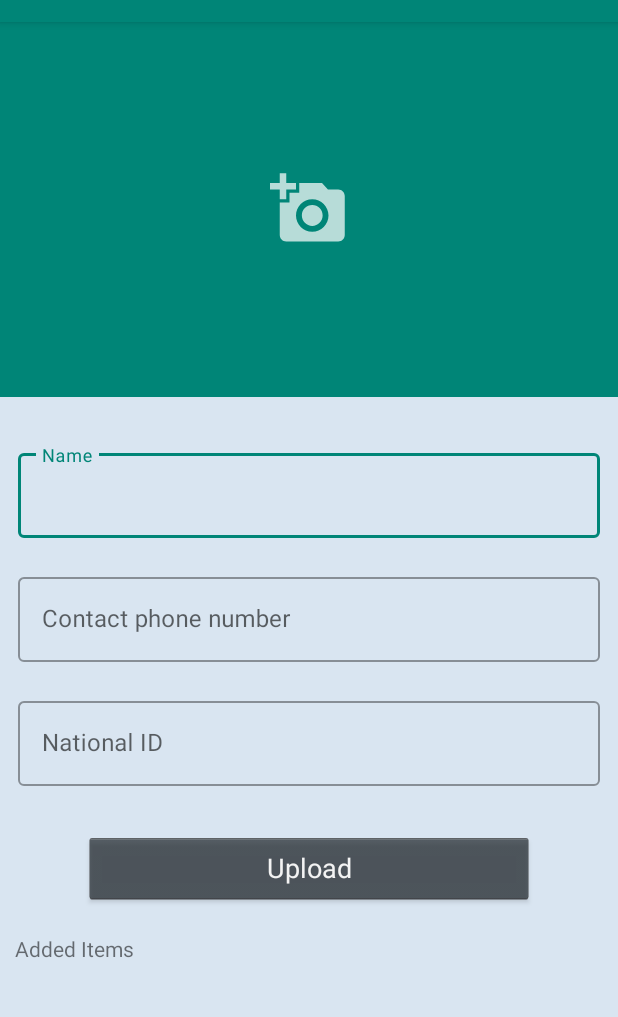
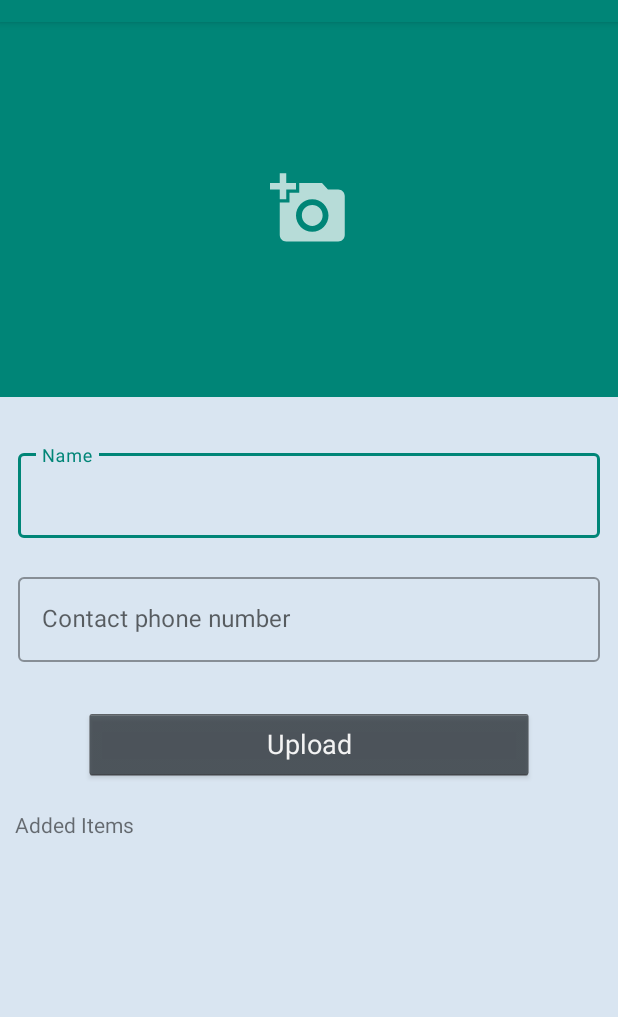
Before and after one commit to msk1428/ETMAEN, an Android app: the AddFaceActivity screen opened directly, with no data from a screen before it, on a phone screen of 412 x 824 dp, the part 62-1079 px from its top. Run offline under Robolectric (Android 15) with nearby library versions, the light colour scheme and no system bars; our stand-ins replace ButterKnife, CircleImageView, Room's generated code; libraries missing offline, so code that uses them is left out: com.afollestad.materialdialogs; pictures from the network do not load.

Commit message:
adjusted code

```diff
--- a/app/src/main/AndroidManifest.xml
+++ b/app/src/main/AndroidManifest.xml
@@ -47,6 +47,7 @@
             android:name="android.support.PARENT_ACTIVITY"
             android:value=".VerifyActivity"/>
         </activity>
+        <activity android:name=".info.InfoActivity" />
 
         <provider
             android:name="android.support.v4.content.FileProvider"
--- a/app/src/main/java/com/group7/etmaen/MainActivity.java
+++ b/app/src/main/java/com/group7/etmaen/MainActivity.java
@@ -33,5 +33,6 @@ public class MainActivity extends AppCompatActivity {
             Intent intent = new Intent(this, AddFaceActivity.class);
             startActivity(intent);
         });
+
     }
 }
--- a/app/src/main/java/com/group7/etmaen/VerifyActivity.java
+++ b/app/src/main/java/com/group7/etmaen/VerifyActivity.java
@@ -161,6 +161,7 @@ public class VerifyActivity extends BaseActivity implements View.OnClickListener
         viewModel.getTasks().observe(this, taskEntries -> mAdapter.setTasks(taskEntries));
     }
 
+    @SuppressLint("CheckResult")
     private void getLocation () {
         rxGps.lastLocation()
 
@@ -180,6 +181,7 @@ public class VerifyActivity extends BaseActivity implements View.OnClickListener
 
     }
 
+    @SuppressLint("CheckResult")
     private void getStreet() {
         rxGps.locationLowPower()
                 .flatMapMaybe(rxGps::geocoding)
@@ -597,13 +599,12 @@ public class VerifyActivity extends BaseActivity implements View.OnClickListener
                         FetchDetailsResponse fetchDetailsResponse = response.body();
                         String name = fetchDetailsResponse.getName();
                         String image = fetchDetailsResponse.getImage();
-                        String nationalid = fetchDetailsResponse.getNationalid();
                         String phonenumber = fetchDetailsResponse.getPhonenumber();
                         String persistedFaceId = fetchDetailsResponse.getPersistedFaceId();
 
                         sendMySMS(phonenumber, name + " is found around " + address);
 
-                        VerifiedEntry verifiedEntry = new VerifiedEntry(name, phonenumber, nationalid, persistedFaceId, image, address);
+                        VerifiedEntry verifiedEntry = new VerifiedEntry(name, phonenumber, persistedFaceId, image, address);
                         AppExecutors.getInstance().diskIO().execute(() -> mDb.imageClassifierDao().insertVerifiedImage(verifiedEntry));
 
                         hidepDialog();
--- a/app/src/main/java/com/group7/etmaen/adapter/AddClassifierAdapter.java
+++ b/app/src/main/java/com/group7/etmaen/adapter/AddClassifierAdapter.java
@@ -41,13 +41,12 @@ public class AddClassifierAdapter extends RecyclerView.Adapter<AddClassifierAdap
         // Determine the values of the wanted data
         AddEntry imageEntry = mImageEntries.get(position);
         String name = imageEntry.getName();
-        String nationalid = imageEntry.getNationalid();
         String phonenumber = imageEntry.getPhonenumber();
         String images = imageEntry.getImage();
 
         //Set values
         holder.name.setText(name);
-        holder.particulars.setText(phonenumber + ", " + nationalid);
+        holder.particulars.setText(phonenumber + "");
 
         Glide.with(mContext)
                 .load(images)
--- a/app/src/main/java/com/group7/etmaen/networking/Routes.java
+++ b/app/src/main/java/com/group7/etmaen/networking/Routes.java
@@ -1,4 +1,6 @@
 package com.group7.etmaen.networking;
+
+import static com.group7.etmaen.utils.Constants.SERVER_BASE_URL;
 
 public interface Routes {
 
@@ -9,4 +11,5 @@ public interface Routes {
     String FETCH_DETAILS = "etmaen/fetchdetails/";
     String DETECT_FACE = "detect";
     String FIND_SIMILAR = "findsimilars";
+
 }
--- a/app/src/main/java/com/group7/etmaen/networking/api/Service.java
+++ b/app/src/main/java/com/group7/etmaen/networking/api/Service.java
@@ -27,6 +27,8 @@ import retrofit2.http.PartMap;
 import retrofit2.http.Path;
 import retrofit2.http.Query;
 
+import static com.group7.etmaen.utils.Constants.FACE_LIST_ID;
+
 /**
  * Created by delaroy on 9/13/18.
  */
@@ -41,8 +43,8 @@ public interface Service {
     @POST(Routes.VERIFY_IMAGE_SERVER)
     Call<VerifyUploadServerResponse> verifyImageUpload(@Part MultipartBody.Part file);
 
-    @POST(Routes.ADD_FACE + "{faceListId}" +  "/persistedFaces" )
-    Call<AddFaceResponse> addFace(@Path("faceListId") String faceListId, @Query("userData") String userData, @Body AddFace addFace);
+    @POST(Routes.ADD_FACE + FACE_LIST_ID +  "/persistedFaces")
+    Call<AddFaceResponse> addFace(@Query("userData") String userData, @Body AddFace addFace);
 
     @POST(Routes.DETECT_FACE)
     Call<List<DetectFaceResponse>> detectFace(@Query("returnFaceId") Boolean returnFaceId, @Query("returnFaceLandmarks") Boolean returnFaceLandmarks, @Body AddFace addFace);
--- a/app/src/main/java/com/group7/etmaen/networking/generator/DataGenerator.java
+++ b/app/src/main/java/com/group7/etmaen/networking/generator/DataGenerator.java
@@ -18,6 +18,8 @@ import okhttp3.logging.HttpLoggingInterceptor;
 import retrofit2.Retrofit;
 import retrofit2.converter.gson.GsonConverterFactory;
 
+import static com.group7.etmaen.utils.Constants.HEADER_NAME;
+
 /**
  * Created by delaroy on 9/13/18.
  */
@@ -29,7 +31,7 @@ public class DataGenerator {
                 .writeTimeout(90, TimeUnit.SECONDS)
                 .cache(null);
 
-    static Gson gson = new GsonBuilder()
+    private static Gson gson = new GsonBuilder()
             .enableComplexMapKeySerialization()
             .serializeNulls()
             .setDateFormat(DateFormat.LONG)
@@ -61,7 +63,7 @@ public class DataGenerator {
         httpClient.addInterceptor(chain -> {
             Request original = chain.request();
             Request request = original.newBuilder()
-                    .header("Ocp-Apim-Subscription-Key", apikey)
+                    .header(HEADER_NAME, apikey)
                     .method(original.method(), original.body())
                     .build();
 
--- a/app/src/main/res/layout/add_face_layout.xml
+++ b/app/src/main/res/layout/add_face_layout.xml
@@ -77,20 +77,6 @@
                         android:hint="@string/contact_number" />
                 </android.support.design.widget.TextInputLayout>
 
-                <android.support.design.widget.TextInputLayout
-                    android:id="@+id/national_id"
-                    android:layout_width="match_parent"
-                    android:layout_height="wrap_content"
-                    style="@style/Widget.MaterialComponents.TextInputLayout.OutlinedBox"
-                    app:errorEnabled="true">
-                    <EditText
-                        android:id="@+id/input_national_id"
-                        android:layout_width="match_parent"
-                        android:layout_height="wrap_content"
-                        android:inputType="text"
-                        android:hint="@string/national_id" />
-                </android.support.design.widget.TextInputLayout>
-
             </LinearLayout>
 
             <Button
--- a/build.gradle
+++ b/build.gradle
@@ -7,7 +7,7 @@ buildscript {
         jcenter()
     }
     dependencies {
-        classpath 'com.android.tools.build:gradle:3.1.0'
+        classpath 'com.android.tools.build:gradle:3.2.1'
 
 
         // NOTE: Do not place your application dependencies here; they belong
```
Also changed, not shown: app/src/main/java/com/group7/etmaen/AddFaceActivity.java (+5 -24 lines), app/src/main/java/com/group7/etmaen/BaseActivity.java (+13 -1 lines), app/src/main/java/com/group7/etmaen/database/AddEntry.java (+2 -15 lines), app/src/main/java/com/group7/etmaen/database/VerifiedEntry.java (+2 -15 lines), app/src/main/java/com/group7/etmaen/info/InfoActivity.java (added, +42 -0 lines), app/src/main/java/com/group7/etmaen/model/FetchDetailsResponse.java (+1 -16 lines), app/src/main/java/com/group7/etmaen/model/UploadServerResponse.java (+1 -16 lines), app/src/main/java/com/group7/etmaen/utils/Constants.java (+5 -3 lines), app/src/main/java/com/group7/etmaen/utils/PreferenceUtils.java (deleted, +0 -34 lines).
